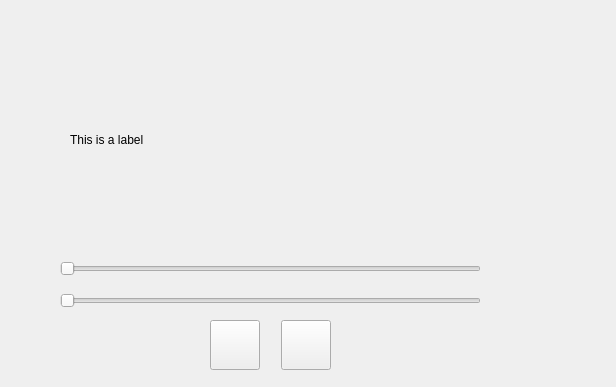
JerryLi7332/QT-, file musicwidget.ui: the form before one commit.
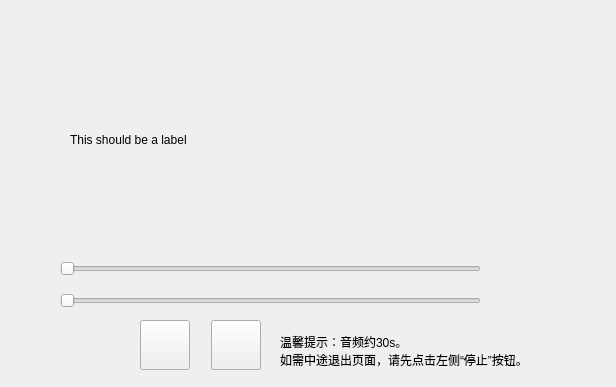
The form after the commit. Icons and pictures are not drawn.

```diff
--- a/musicwidget.ui
+++ b/musicwidget.ui
@@ -29,7 +29,7 @@
     </sizepolicy>
    </property>
    <property name="text">
-    <string>This is a label</string>
+    <string>This should be a label</string>
    </property>
   </widget>
   <widget class="QWidget" name="widget" native="true">
@@ -61,7 +61,7 @@
   <widget class="QWidget" name="widget_2" native="true">
    <property name="geometry">
     <rect>
-     <x>210</x>
+     <x>140</x>
      <y>310</y>
      <width>121</width>
      <height>71</height>
@@ -115,6 +115,20 @@
     </item>
    </layout>
   </widget>
+  <widget class="QLabel" name="label_2">
+   <property name="geometry">
+    <rect>
+     <x>280</x>
+     <y>330</y>
+     <width>321</width>
+     <height>41</height>
+    </rect>
+   </property>
+   <property name="text">
+    <string>温馨提示：音频约30s。
+如需中途退出页面，请先点击左侧“停止”按钮。</string>
+   </property>
+  </widget>
  </widget>
  <resources/>
  <connections/>
```
